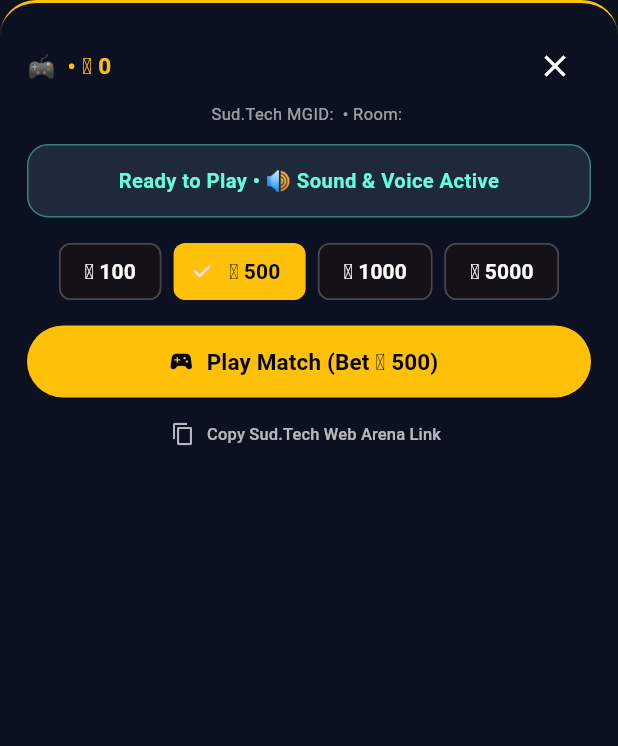
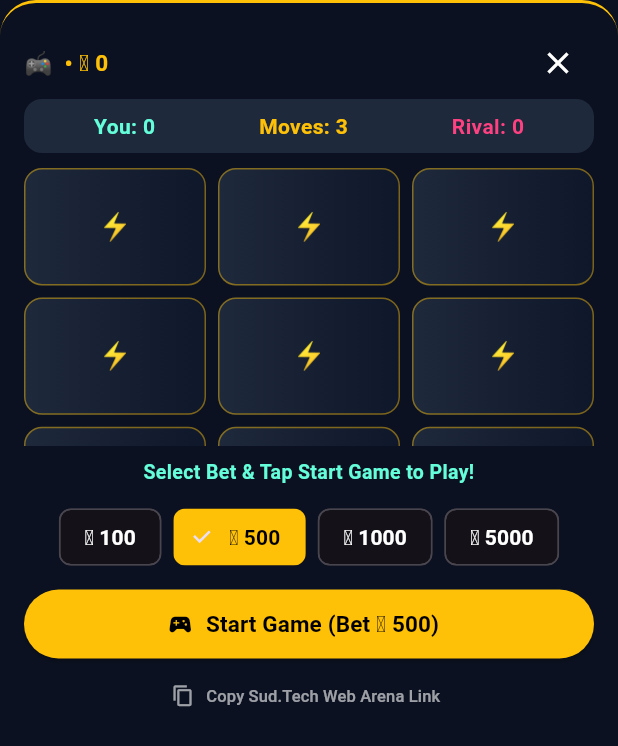
Before and after one commit to mamesabitfikadu12-lang/Jimma-voice-app, a Flutter app: the SudGameOverlaySheet widget shown alone on an empty page, opened directly with empty values, on a phone screen of 412 x 824 dp. Shown: the top 746 px of the screen. Run offline on Flutter 3.47's test engine with Material 3 defaults, Android fonts, the phone set to English and light mode, and no system bars; our stand-ins replace audioplayers, image_picker, permission_handler, socket_io_client; missing offline and left inert: zego_express_engine; statements that could not run were skipped.

Commit message:
Update sud_game_arena.dart

```diff
--- a/jimma_voice_app/lib/sud_game_arena.dart
+++ b/jimma_voice_app/lib/sud_game_arena.dart
@@ -1,3 +1,4 @@
+import 'dart:async';
 import 'dart:math';
 import 'package:audioplayers/audioplayers.dart';
 import 'package:flutter/material.dart';
@@ -38,8 +39,13 @@ class SudGameOverlaySheet extends StatefulWidget {
 class _SudGameOverlaySheetState extends State<SudGameOverlaySheet> {
   final AudioPlayer _player = AudioPlayer();
   int _bet = 500;
-  String _matchStatus = 'Ready to Play • 🔊 Sound & Voice Active';
-  bool _playing = false;
+  bool _inRound = false;
+  int _playerScore = 0;
+  int _botScore = 0;
+  int _movesLeft = 3;
+  int _targetIndex = 4;
+  String _status = 'Select Bet & Tap Start Game to Play!';
+  List<int> _revealed = <int>[];
 
   Future<void> _playSfx(String file) async {
     try {
@@ -48,34 +54,54 @@ class _SudGameOverlaySheetState extends State<SudGameOverlaySheet> {
     } catch (_) {}
   }
 
-  Future<void> _playMatch() async {
-    if (_playing) return;
+  void _startRound() {
     if (AppState.coins < _bet) {
-      setState(() => _matchStatus = 'Not enough Coins! Recharge first.');
+      setState(() => _status = 'Not enough Coins! Recharge first.');
       return;
     }
     HapticFeedback.mediumImpact();
     _playSfx('spin.wav');
     setState(() {
-      _playing = true;
       AppState.coins -= _bet;
       AppState.gamesPlayedToday++;
-      _matchStatus = 'Matching players in Room...';
+      _inRound = true;
+      _playerScore = 0;
+      _botScore = 0;
+      _movesLeft = 3;
+      _revealed = <int>[];
+      _targetIndex = Random().nextInt(9);
+      _status = 'Tap glowing targets / tiles (3 Moves)!';
     });
     widget.onUpd();
-    await Future.delayed(const Duration(milliseconds: 1200));
-    final win = Random().nextInt(100) < 45;
-    final prize = _bet * 2;
+  }
+
+  void _tapTile(int idx) {
+    if (!_inRound || _movesLeft <= 0) return;
+    HapticFeedback.lightImpact();
+    _playSfx('spin.wav');
+    final hit = idx == _targetIndex || Random().nextInt(100) < 48;
+    final pts = hit ? (25 + Random().nextInt(30)) : (5 + Random().nextInt(12));
+    final botPts = 15 + Random().nextInt(28);
     setState(() {
-      _playing = false;
-      if (win) {
-        AppState.coins += prize;
-        AppState.lastBigWinner = '${AppState.userName} won +$prize Coins in ${widget.gameName}!';
-        _matchStatus = '🏆 VICTORY! +$prize Coins won!';
-        HapticFeedback.heavyImpact();
-        _playSfx('bigwin.wav');
+      _movesLeft--;
+      _playerScore += pts;
+      _botScore += botPts;
+      _revealed.add(idx);
+      _targetIndex = Random().nextInt(9);
+      if (_movesLeft == 0) {
+        _inRound = false;
+        if (_playerScore >= _botScore) {
+          final prize = _bet * 2;
+          AppState.coins += prize;
+          AppState.lastBigWinner = '${AppState.userName} won +$prize Coins in ${widget.gameName}!';
+          _status = '🏆 YOU WON! ($_playerScore vs $_botScore) • +$prize Coins!';
+          HapticFeedback.heavyImpact();
+          _playSfx('bigwin.wav');
+        } else {
+          _status = 'Opponent won ($_playerScore vs $_botScore). Tap Play Again!';
+        }
       } else {
-        _matchStatus = 'Good game! Tap Play Again to rematch!';
+        _status = hit ? '💥 GREAT HIT! +$pts pts • $_movesLeft moves left' : 'Hit +$pts pts • $_movesLeft moves left';
       }
     });
     widget.onUpd();
@@ -91,7 +117,7 @@ class _SudGameOverlaySheetState extends State<SudGameOverlaySheet> {
   Widget build(BuildContext context) {
     final liveUrl = 'https://sud.tech{SudConfig.appId}&mg_id=${widget.mgId}&room_id=${Uri.encodeComponent(widget.roomId)}&user_id=${AppState.userId}';
     return Container(
-      padding: const EdgeInsets.all(18),
+      padding: const EdgeInsets.all(16),
       decoration: const BoxDecoration(
         color: Color(0xFF0B1120),
         borderRadius: BorderRadius.vertical(top: Radius.circular(24)),
@@ -102,36 +128,77 @@ class _SudGameOverlaySheetState extends State<SudGameOverlaySheet> {
           Text('🎮 ${widget.gameName} • 🪙 ${AppState.coins}', style: const TextStyle(fontWeight: FontWeight.bold, color: Colors.amber, fontSize: 15)),
           IconButton(icon: const Icon(Icons.close, color: Colors.white), onPressed: () => Navigator.pop(context)),
         ]),
-        Text('Sud.Tech MGID: ${widget.mgId} • Room: ${widget.roomId}', style: const TextStyle(fontSize: 11, color: Colors.white60)),
-        const SizedBox(height: 12),
         Container(
           width: double.infinity,
-          padding: const EdgeInsets.all(14),
-          decoration: BoxDecoration(color: const Color(0xFF1E293B), borderRadius: BorderRadius.circular(14), border: Border.all(color: Colors.tealAccent.withOpacity(0.4))),
-          child: Text(_matchStatus, textAlign: TextAlign.center, style: const TextStyle(color: Colors.tealAccent, fontWeight: FontWeight.bold, fontSize: 13.5)),
+          padding: const EdgeInsets.symmetric(vertical: 8, horizontal: 12),
+          decoration: BoxDecoration(color: const Color(0xFF1E293B), borderRadius: BorderRadius.circular(12)),
+          child: Row(mainAxisAlignment: MainAxisAlignment.spaceAround, children: <Widget>[
+            Text('You: $_playerScore', style: const TextStyle(color: Colors.tealAccent, fontWeight: FontWeight.bold, fontSize: 14)),
+            Text('Moves: $_movesLeft', style: const TextStyle(color: Colors.amber, fontWeight: FontWeight.bold, fontSize: 14)),
+            Text('Rival: $_botScore', style: const TextStyle(color: Colors.pinkAccent, fontWeight: FontWeight.bold, fontSize: 14)),
+          ]),
         ),
-        const SizedBox(height: 12),
+        const SizedBox(height: 10),
+        SizedBox(
+          height: 185,
+          child: GridView.builder(
+            physics: const NeverScrollableScrollPhysics(),
+            itemCount: 9,
+            gridDelegate: const SliverGridDelegateWithFixedCrossAxisCount(crossAxisCount: 3, crossAxisSpacing: 8, mainAxisSpacing: 8, childAspectRatio: 1.55),
+            itemBuilder: (_, i) {
+              final isTarget = _inRound && i == _targetIndex;
+              final isDone = _revealed.contains(i);
+              return InkWell(
+                onTap: () => _tapTile(i),
+                borderRadius: BorderRadius.circular(12),
+                child: AnimatedContainer(
+                  duration: const Duration(milliseconds: 180),
+                  decoration: BoxDecoration(
+                    gradient: LinearGradient(
+                      colors: isTarget
+                          ? <Color>[Colors.amber, Colors.deepOrange]
+                          : isDone
+                              ? <Color>[const Color(0xFF0D9488), const Color(0xFF115E59)]
+                              : <Color>[const Color(0xFF1E293B), const Color(0xFF0F172A)],
+                    ),
+                    borderRadius: BorderRadius.circular(12),
+                    border: Border.all(color: isTarget ? Colors.white : Colors.amber.withOpacity(0.45), width: isTarget ? 2 : 1),
+                  ),
+                  child: Center(
+                    child: Text(
+                      isTarget ? '🎯 TAP!' : (isDone ? '💥 HIT' : '⚡'),
+                      style: TextStyle(fontSize: isTarget ? 15 : 18, fontWeight: FontWeight.w900, color: Colors.white),
+                    ),
+                  ),
+                ),
+              );
+            },
+          ),
+        ),
+        const SizedBox(height: 8),
+        Text(_status, textAlign: TextAlign.center, style: const TextStyle(color: Colors.tealAccent, fontWeight: FontWeight.bold, fontSize: 13)),
+        const SizedBox(height: 10),
         Wrap(spacing: 8, children: <int>[100, 500, 1000, 5000].map((b) => ChoiceChip(
           label: Text('🪙 $b'),
           selected: _bet == b,
           selectedColor: Colors.amber,
           labelStyle: TextStyle(color: _bet == b ? Colors.black : Colors.white, fontWeight: FontWeight.bold),
-          onSelected: (_) => setState(() => _bet = b),
+          onSelected: _inRound ? null : (_) => setState(() => _bet = b),
         )).toList()),
-        const SizedBox(height: 12),
+        const SizedBox(height: 10),
         ElevatedButton.icon(
-          style: ElevatedButton.styleFrom(backgroundColor: Colors.amber, foregroundColor: Colors.black, minimumSize: const Size(double.infinity, 48), shape: RoundedRectangleBorder(borderRadius: BorderRadius.circular(24))),
-          onPressed: _playing ? null : _playMatch,
+          style: ElevatedButton.styleFrom(backgroundColor: Colors.amber, foregroundColor: Colors.black, minimumSize: const Size(double.infinity, 46), shape: RoundedRectangleBorder(borderRadius: BorderRadius.circular(24))),
+          onPressed: _inRound ? null : _startRound,
           icon: const Icon(Icons.sports_esports),
-          label: Text(_playing ? 'Playing...' : 'Play Match (Bet 🪙 $_bet)', style: const TextStyle(fontSize: 15, fontWeight: FontWeight.bold)),
+          label: Text(_inRound ? 'Tap the Glowing Targets Above!' : 'Start Game (Bet 🪙 $_bet)', style: const TextStyle(fontSize: 15, fontWeight: FontWeight.bold)),
         ),
         TextButton.icon(
           onPressed: () {
             Clipboard.setData(ClipboardData(text: liveUrl));
             ScaffoldMessenger.of(context).showSnackBar(const SnackBar(content: Text('Sud.Tech Live Room Game URL Copied!')));
           },
-          icon: const Icon(Icons.copy, size: 16, color: Colors.white70),
-          label: const Text('Copy Sud.Tech Web Arena Link', style: TextStyle(fontSize: 11, color: Colors.white70)),
+          icon: const Icon(Icons.copy, size: 15, color: Colors.white60),
+          label: const Text('Copy Sud.Tech Web Arena Link', style: TextStyle(fontSize: 11, color: Colors.white60)),
         ),
       ]),
     );
```
